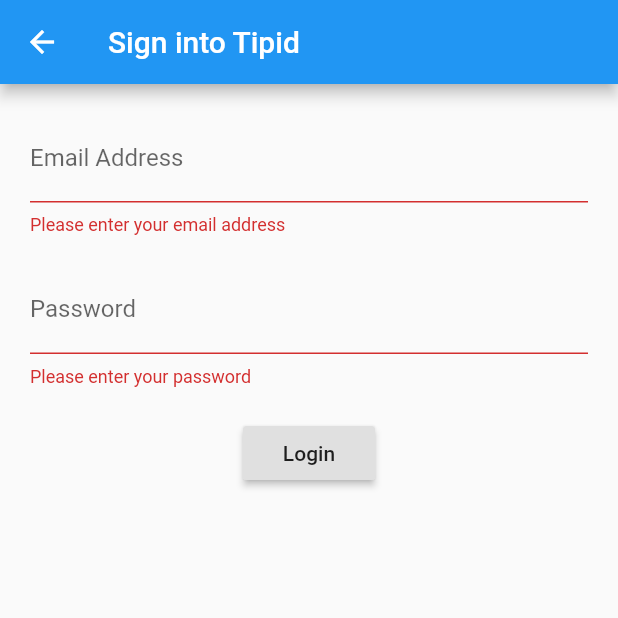
After one commit to imfelixng/mobile, a Flutter app: the SignInScreen screen opened by its route, after a tap on "Login", on a phone screen of 412 x 824 dp, the top half of it. The commit adds this screen. Run offline on Flutter 3.47's test engine with Material 2 defaults, Android fonts, the phone set to English and light mode, and no system bars.

Commit message:
feat: add sign in screen
This adds a static Login screen that the user can access from the Landing screen.

Of course, it does not actually do anything yet. It's just a screen.

```diff
--- a/lib/main.dart
+++ b/lib/main.dart
@@ -1,6 +1,7 @@
 import 'package:flutter/material.dart';
 
 import 'package:tipid/screens/landing_screen.dart';
+import 'package:tipid/screens/sign_in_screen.dart';
 
 void main() => runApp(MyApp());
 
@@ -15,6 +16,7 @@ class MyApp extends StatelessWidget {
       initialRoute: '/',
       routes: <String, WidgetBuilder>{
         '/': (BuildContext context) => LandingScreen(),
+        '/sign_in': (BuildContext context) => SignInScreen(),
       },
     );
   }
--- a/lib/screens/landing_screen.dart
+++ b/lib/screens/landing_screen.dart
@@ -1,6 +1,8 @@
 import 'package:flutter/material.dart';
 
 class LandingScreen extends StatelessWidget {
+  static const Key navigateToSignInButtonKey = Key('navigateToSignInButton');
+
   @override
   Widget build(BuildContext context) {
     return Scaffold(
@@ -20,7 +22,15 @@ class LandingScreen extends StatelessWidget {
                   ),
                 ),
               ],
-            )
+            ),
+            const SizedBox(height: 50.0),
+            RaisedButton(
+              key: navigateToSignInButtonKey,
+              onPressed: () {
+                Navigator.pushNamed(context, '/sign_in');
+              },
+              child: const Text('Login'),
+            ),
           ],
         ),
       ),
--- /dev/null
+++ b/lib/screens/sign_in_screen.dart
@@ -0,0 +1,89 @@
+import 'package:flutter/material.dart';
+
+class SignInScreen extends StatelessWidget {
+  @override
+  Widget build(BuildContext context) {
+    return Scaffold(
+      appBar: AppBar(
+        title: const Text('Sign into Tipid'),
+      ),
+      body: Padding(
+        padding: const EdgeInsets.all(20.0),
+        child: SignInForm(),
+      ),
+    );
+  }
+}
+
+class SignInForm extends StatefulWidget {
+  @override
+  SignInFormState createState() {
+    return SignInFormState();
+  }
+}
+
+class SignInFormState extends State<SignInForm> {
+  static const Key emailTextFormFieldKey = Key('emailTextFormField');
+  static const Key passwordTextFormFieldKey = Key('passwordTextFormField');
+  static const Key signInButtonKey = Key('signInButton');
+
+  final GlobalKey<FormState> formKey = GlobalKey<FormState>();
+  final TextEditingController emailController = TextEditingController();
+  final TextEditingController passwordController = TextEditingController();
+  final RegExp emailRegex =
+      RegExp(r'^[A-Za-z0-9._%+-]+@[A-Za-z0-9.-]+\.[A-Za-z]{2,4}$');
+
+  @override
+  void dispose() {
+    emailController.dispose();
+    passwordController.dispose();
+    super.dispose();
+  }
+
+  @override
+  Widget build(BuildContext context) {
+    return Form(
+      key: formKey,
+      child: Column(
+        children: <Widget>[
+          TextFormField(
+            key: emailTextFormFieldKey,
+            controller: emailController,
+            decoration: InputDecoration(
+              labelText: 'Email Address',
+              hintText: 'Enter your email address',
+            ),
+            validator: (String value) {
+              if (value.isEmpty) {
+                return 'Please enter your email address';
+              } else if (!emailRegex.hasMatch(value)) {
+                return 'Please enter a valid email address';
+              }
+            },
+          ),
+          const SizedBox(height: 20.0),
+          TextFormField(
+            key: passwordTextFormFieldKey,
+            controller: passwordController,
+            decoration: InputDecoration(
+                labelText: 'Password', hintText: 'Enter your password'),
+            obscureText: true,
+            validator: (String value) {
+              if (value.isEmpty) {
+                return 'Please enter your password';
+              }
+            },
+          ),
+          const SizedBox(height: 20.0),
+          RaisedButton(
+            key: signInButtonKey,
+            onPressed: () {
+              formKey.currentState.validate();
+            },
+            child: const Text('Login'),
+          ),
+        ],
+      ),
+    );
+  }
+}
--- a/pubspec.yaml
+++ b/pubspec.yaml
@@ -30,6 +30,7 @@ dependencies:
 dev_dependencies:
   flutter_test:
     sdk: flutter
+  mockito: ^4.1.0
 
 
 # For information on the generic Dart part of this file, see the
```
Also changed, not shown: pubspec.lock, 3 other files.
